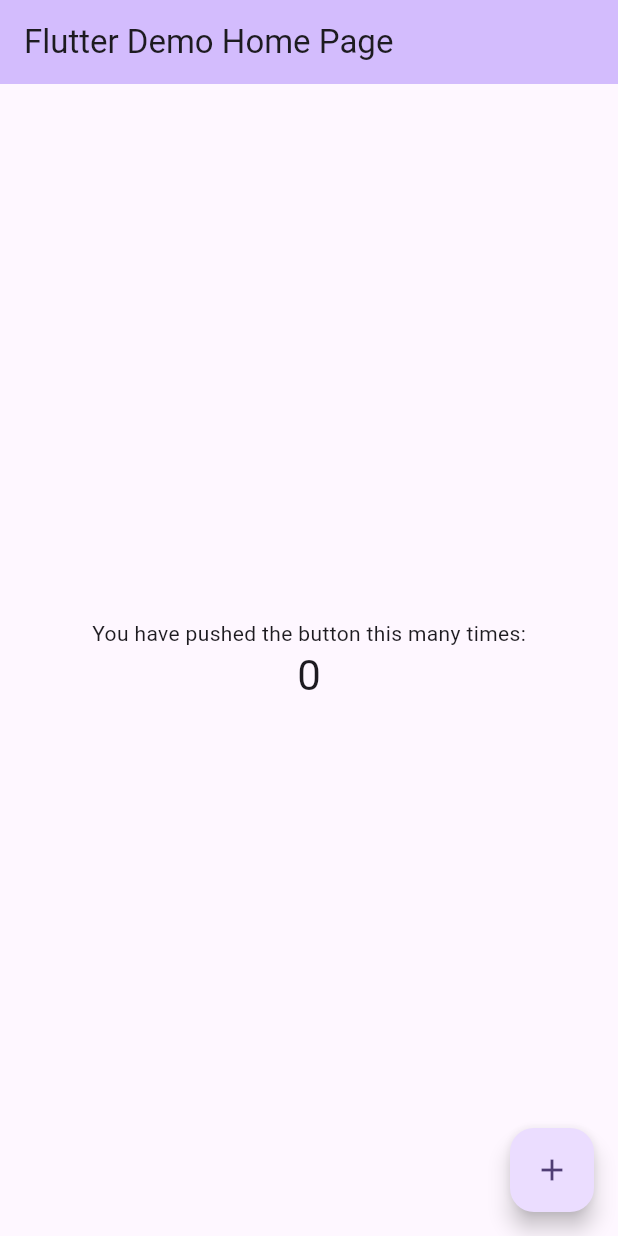
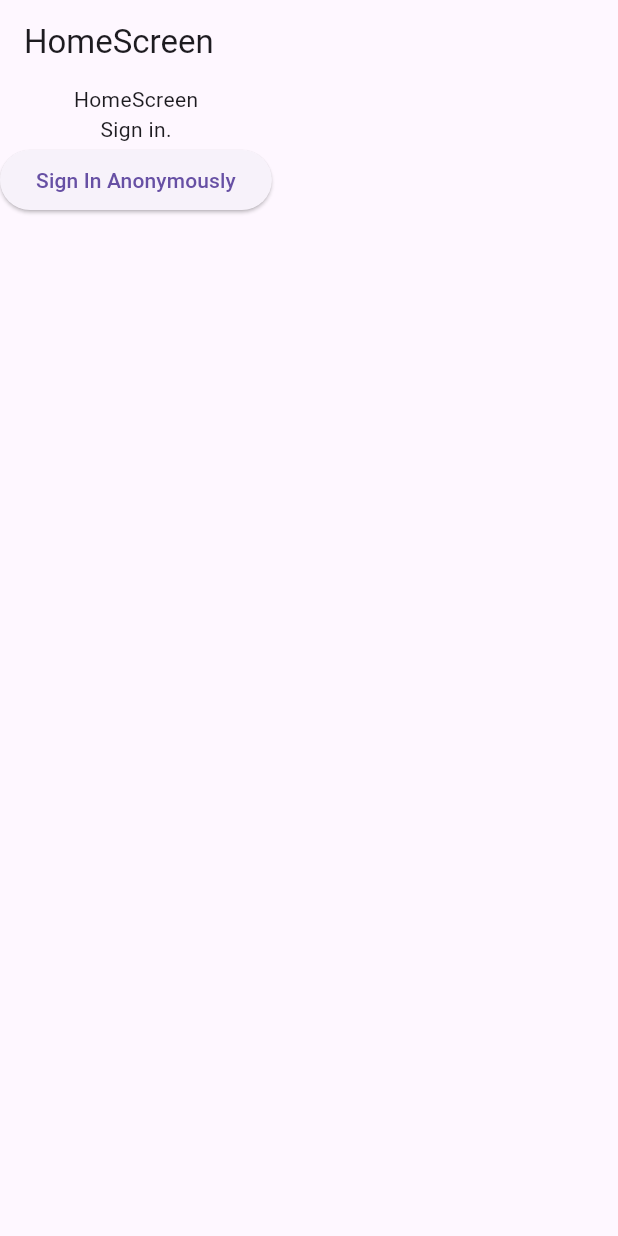
Before and after one commit to withcenterdev4/easy_storage, a Flutter app: the screen it shows after launch, on a phone screen of 412 x 824 dp. Run offline on Flutter 3.47's test engine with Material 3 defaults, Android fonts, the phone set to English and light mode, and no system bars; our stand-ins replace cloud_firestore, firebase_auth, firebase_core, firebase_storage, image_picker; accounts and stored records are empty; generated files the repository leaves out were written again.

```diff
--- a/example/lib/main.dart
+++ b/example/lib/main.dart
@@ -1,125 +1,124 @@
+import 'package:example/firebase_options.dart';
+import 'package:firebase_auth/firebase_auth.dart';
 import 'package:flutter/material.dart';
+import 'package:firebase_core/firebase_core.dart';
+import 'package:easy_storage/easy_storage.dart';
 
-void main() {
+void main() async {
+  WidgetsFlutterBinding.ensureInitialized();
+  await Firebase.initializeApp(options: DefaultFirebaseOptions.currentPlatform);
   runApp(const MyApp());
 }
 
 class MyApp extends StatelessWidget {
   const MyApp({super.key});
 
-  // This widget is the root of your application.
   @override
   Widget build(BuildContext context) {
-    return MaterialApp(
-      title: 'Flutter Demo',
-      theme: ThemeData(
-        // This is the theme of your application.
-        //
-        // TRY THIS: Try running your application with "flutter run". You'll see
-        // the application has a purple toolbar. Then, without quitting the app,
-        // try changing the seedColor in the colorScheme below to Colors.green
-        // and then invoke "hot reload" (save your changes or press the "hot
-        // reload" button in a Flutter-supported IDE, or press "r" if you used
-        // the command line to start the app).
-        //
-        // Notice that the counter didn't reset back to zero; the application
-        // state is not lost during the reload. To reset the state, use hot
-        // restart instead.
-        //
-        // This works for code too, not just values: Most code changes can be
-        // tested with just a hot reload.
-        colorScheme: ColorScheme.fromSeed(seedColor: Colors.deepPurple),
-        useMaterial3: true,
-      ),
-      home: const MyHomePage(title: 'Flutter Demo Home Page'),
+    return const MaterialApp(
+      title: 'Example',
+      home: HomeScreenScreen(),
     );
   }
 }
 
-class MyHomePage extends StatefulWidget {
-  const MyHomePage({super.key, required this.title});
-
-  // This widget is the home page of your application. It is stateful, meaning
-  // that it has a State object (defined below) that contains fields that affect
-  // how it looks.
-
-  // This class is the configuration for the state. It holds the values (in this
-  // case the title) provided by the parent (in this case the App widget) and
-  // used by the build method of the State. Fields in a Widget subclass are
-  // always marked "final".
-
-  final String title;
+class HomeScreenScreen extends StatefulWidget {
+  static const String routeName = '/HomeScreen';
+  const HomeScreenScreen({super.key});
 
   @override
-  State<MyHomePage> createState() => _MyHomePageState();
+  State<HomeScreenScreen> createState() => _HomeScreenScreenState();
 }
 
-class _MyHomePageState extends State<MyHomePage> {
-  int _counter = 0;
-
-  void _incrementCounter() {
-    setState(() {
-      // This call to setState tells the Flutter framework that something has
-      // changed in this State, which causes it to rerun the build method below
-      // so that the display can reflect the updated values. If we changed
-      // _counter without calling setState(), then the build method would not be
-      // called again, and so nothing would appear to happen.
-      _counter++;
-    });
-  }
-
+class _HomeScreenScreenState extends State<HomeScreenScreen> {
+  String? url;
   @override
   Widget build(BuildContext context) {
-    // This method is rerun every time setState is called, for instance as done
-    // by the _incrementCounter method above.
-    //
-    // The Flutter framework has been optimized to make rerunning build methods
-    // fast, so that you can just rebuild anything that needs updating rather
-    // than having to individually change instances of widgets.
     return Scaffold(
       appBar: AppBar(
-        // TRY THIS: Try changing the color here to a specific color (to
-        // Colors.amber, perhaps?) and trigger a hot reload to see the AppBar
-        // change color while the other colors stay the same.
-        backgroundColor: Theme.of(context).colorScheme.inversePrimary,
-        // Here we take the value from the MyHomePage object that was created by
-        // the App.build method, and use it to set our appbar title.
-        title: Text(widget.title),
+        title: const Text('HomeScreen'),
       ),
-      body: Center(
-        // Center is a layout widget. It takes a single child and positions it
-        // in the middle of the parent.
-        child: Column(
-          // Column is also a layout widget. It takes a list of children and
-          // arranges them vertically. By default, it sizes itself to fit its
-          // children horizontally, and tries to be as tall as its parent.
-          //
-          // Column has various properties to control how it sizes itself and
-          // how it positions its children. Here we use mainAxisAlignment to
-          // center the children vertically; the main axis here is the vertical
-          // axis because Columns are vertical (the cross axis would be
-          // horizontal).
-          //
-          // TRY THIS: Invoke "debug painting" (choose the "Toggle Debug Paint"
-          // action in the IDE, or press "p" in the console), to see the
-          // wireframe for each widget.
-          mainAxisAlignment: MainAxisAlignment.center,
-          children: <Widget>[
-            const Text(
-              'You have pushed the button this many times:',
-            ),
-            Text(
-              '$_counter',
-              style: Theme.of(context).textTheme.headlineMedium,
-            ),
-          ],
-        ),
+      body: Column(
+        children: [
+          const Text('HomeScreen'),
+          StreamBuilder(
+            stream: FirebaseAuth.instance.authStateChanges(),
+            builder: (context, snapshot) {
+              if (snapshot.connectionState == ConnectionState.waiting) {
+                return const CircularProgressIndicator();
+              }
+              if (snapshot.hasError) {
+                return Text('Error: ${snapshot.error}');
+              }
+              if (snapshot.hasData == false || snapshot.data == null) {
+                return Column(
+                  children: [
+                    const Text(
+                      'Sign in.',
+                    ),
+                    ElevatedButton(
+                      onPressed: () async {
+                        await FirebaseAuth.instance.signInAnonymously();
+                      },
+                      child: const Text('Sign In Anonymously'),
+                    ),
+                  ],
+                );
+              }
+
+              User user = snapshot.data as User;
+
+              return Column(
+                children: [
+                  Text('User: uid: ${user.uid}'),
+                  ElevatedButton(
+                    onPressed: () async {
+                      await FirebaseAuth.instance.signOut();
+                    },
+                    child: const Text('Sign Out'),
+                  ),
+                  if (url != null)
+                    Image.network(
+                      url!,
+                      width: 200,
+                      height: 200,
+                    ),
+                  ElevatedButton(
+                    onPressed: () async {
+                      url = await StorageService.instance.upload(
+                        context: context,
+                      );
+                      if (url == null) {
+                        return;
+                      }
+                      setState(() {});
+                      print('Uploaded: $url');
+                    },
+                    child: const Text(
+                      'Upload',
+                    ),
+                  ),
+                  // ElevatedButton(
+                  //   onPressed: () async {
+                  //     url = await StorageService.instance.uploadAt(
+                  //       context: context,
+                  //     );
+                  //     if (url == null) {
+                  //       return;
+                  //     }
+                  //     setState(() {});
+                  //     print('Uploaded: $url');
+                  //   },
+                  //   child: const Text(
+                  //     'UploadAt',
+                  //   ),
+                  // ),
+                ],
+              );
+            },
+          ),
+        ],
       ),
-      floatingActionButton: FloatingActionButton(
-        onPressed: _incrementCounter,
-        tooltip: 'Increment',
-        child: const Icon(Icons.add),
-      ), // This trailing comma makes auto-formatting nicer for build methods.
     );
   }
 }
```
Also changed, not shown: example/pubspec.yaml (+8 -71 lines), example/firebase.json (added), example/pubspec.lock, 1 other file.
